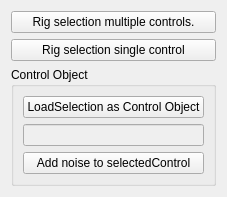
Qt form Python/Resources/GenericPropRigTool.ui (rendermotion/RMPY) before a commit.
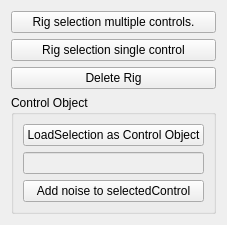
The same form after that commit.

```diff
--- a/Python/Resources/GenericPropRigTool.ui
+++ b/Python/Resources/GenericPropRigTool.ui
@@ -6,8 +6,8 @@
    <rect>
     <x>0</x>
     <y>0</y>
-    <width>199</width>
-    <height>187</height>
+    <width>225</width>
+    <height>219</height>
    </rect>
   </property>
   <property name="windowTitle">
@@ -28,6 +28,13 @@
      </property>
     </widget>
    </item>
+   <item>
+    <widget class="QPushButton" name="DeleteSimpleRigBtn">
+     <property name="text">
+      <string>Delete Rig</string>
+     </property>
+    </widget>
+   </item>
    <item>
     <widget class="QGroupBox" name="AddNoiseGrp">
      <property name="title">
```
